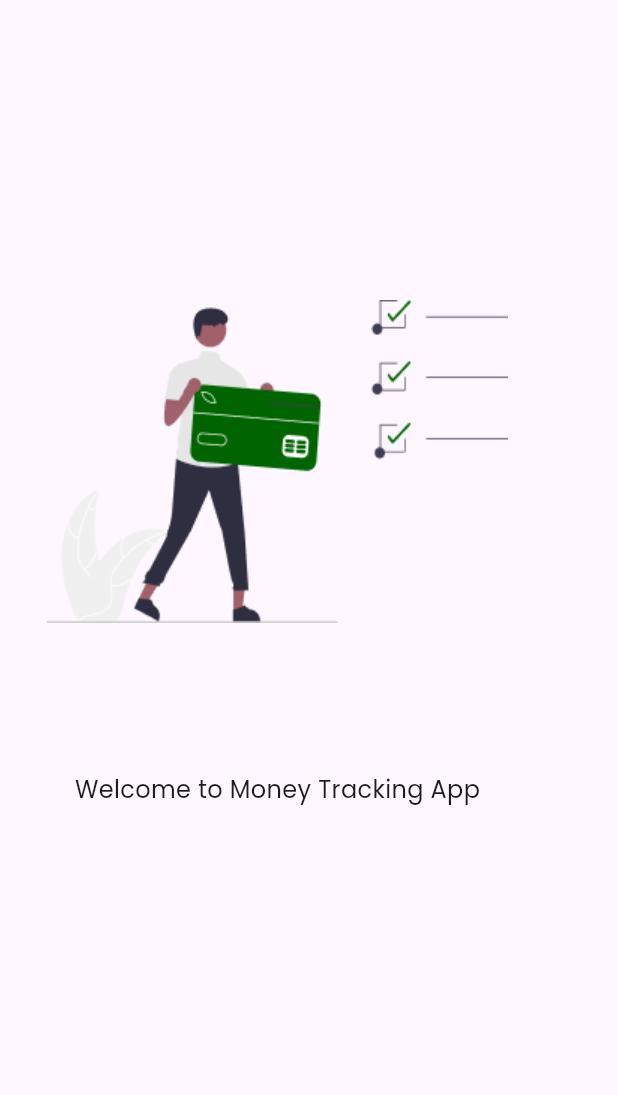
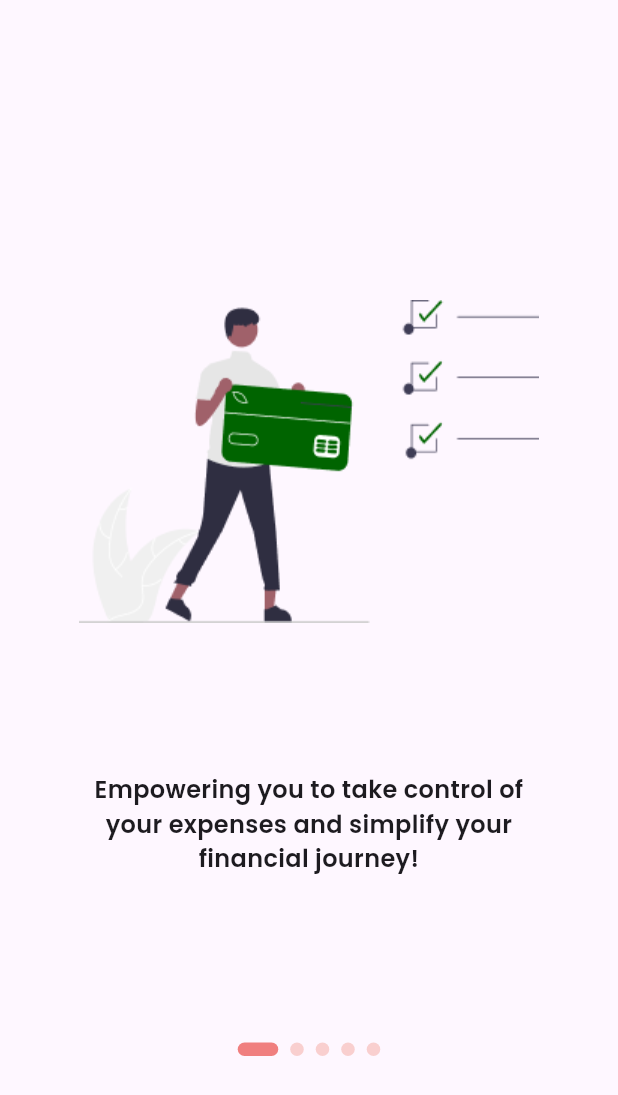
Before and after one commit to buddhimafernando/moneyTracker, a Flutter app: the screen it shows after launch, on a phone screen of 412 x 824 dp. Shown: the top 1095 px of the screen. Run offline on Flutter 3.47's test engine with Material 3 defaults, Android fonts, the phone set to English and light mode, and no system bars; drawn by our look-alikes of smooth_page_indicator.

Commit message:
chore: Update font weight for headline2 in main.dart and introductioncard.dart

```diff
--- a/lib/main.dart
+++ b/lib/main.dart
@@ -18,7 +18,7 @@ class MainApp extends StatelessWidget {
         cardColor: Color.fromARGB(255, 247, 247, 247),
         textTheme: TextTheme(
           headline1: TextStyle(fontSize: 24.0, fontWeight: FontWeight.bold),
-          headline2: TextStyle(fontSize: 22.0, fontWeight: FontWeight.w500),
+          headline2: TextStyle(fontSize: 22.0, fontWeight: FontWeight.w600),
         )
       ),
       home: SplashScreen(),
--- a/lib/srceens/IntroPages/intropage1.dart
+++ b/lib/srceens/IntroPages/intropage1.dart
@@ -1,19 +1,54 @@
 import 'package:flutter/material.dart';
 import 'package:money_tracking/widgets/introductioncard.dart';
+import 'package:smooth_page_indicator/smooth_page_indicator.dart';
 
 class IntroPage1 extends StatelessWidget {
   const IntroPage1({super.key});
 
   @override
   Widget build(BuildContext context) {
+    final PageController _controller = PageController();
+
     return Scaffold(
       body: Column(
-        children: const [
-          IntroductionCard(
-            title: "Welcome to Money Tracking App",
-            imagePath: "assets/introImages/intro1.png",
+        children:[
+        Expanded(
+          child: PageView(
+            scrollDirection: Axis.horizontal,
+            controller: _controller,
+            children: const [
+              IntroductionCard(
+                title:
+                    "Empowering you to take control of your expenses and simplify your financial journey!",
+                imagePath: "assets/introImages/intro1.png",
+              ),
+              IntroductionCard(
+                title:
+                    "Plan, track, and stay within your budget effortlessly. ",
+                imagePath: "assets/introImages/intro2.png",
+              ),
+              IntroductionCard(
+                title:
+                    "Unlock the power of easy expense tracking. Your financial freedom is just a scan away!",
+                imagePath: "assets/introImages/intro3.png",
+              ),
+            ],
           ),
-        ],
+        ),
+        Padding(
+            padding: const EdgeInsets.only(top: 30.0,bottom: 120.0),
+            child: SmoothPageIndicator(
+              controller: _controller,
+              count: 5, // Update count to match number of pages
+              effect: ExpandingDotsEffect(
+                activeDotColor: Color.fromARGB(255, 240, 127, 127),
+                dotColor: const Color.fromARGB(255, 249, 207, 207),
+                dotHeight: 9,
+                dotWidth: 9,
+              ),
+            ),
+          ),
+        ]
       ),
     );
   }
--- a/lib/widgets/introductioncard.dart
+++ b/lib/widgets/introductioncard.dart
@@ -25,7 +25,9 @@ class IntroductionCard extends StatelessWidget {
               padding: const EdgeInsets.only(left: 30.0, right: 30.0),
               child: Text(title,
               textAlign: TextAlign.center,
-                style: TextStyle(fontSize: 16),
+                style: TextStyle(
+                  fontSize: 16,
+                  fontWeight: FontWeight.w600,),
                 ),
             ),
           ],
--- a/pubspec.yaml
+++ b/pubspec.yaml
@@ -9,6 +9,8 @@ environment:
 dependencies:
   flutter:
     sdk: flutter
+
+  smooth_page_indicator: ^1.1.0
   lottie: ^3.1.2
 
 dev_dependencies:
```
Also changed, not shown: pubspec.lock.
